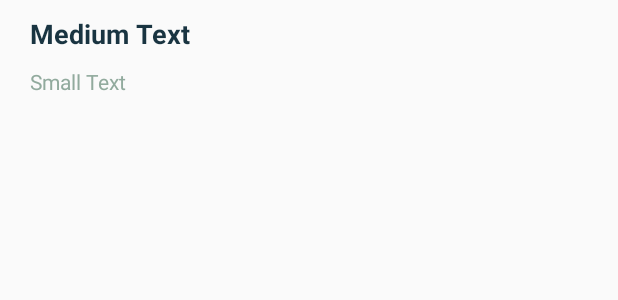
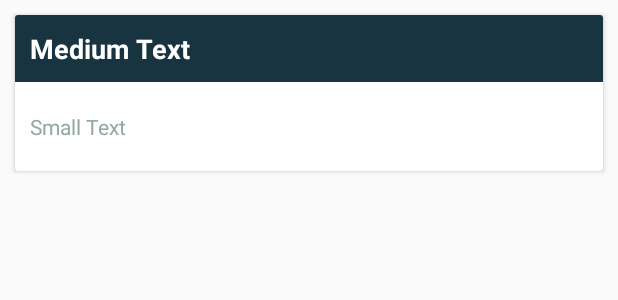
Before and after one commit to jgabrielfreitas/Todo-List, an Android app: the layout row_task_view_holder.xml on its own in the app's theme, with its tools: preview values and no code run, on a phone screen of 412 x 824 dp. Shown: the top 300 px of the screen. Run offline under Robolectric (Android 15) with nearby library versions, the light colour scheme and no system bars.

Commit message:
new interface tasks

```diff
--- a/app/src/main/java/com/kotlin/todolist/activities/MainActivity.kt
+++ b/app/src/main/java/com/kotlin/todolist/activities/MainActivity.kt
@@ -14,11 +14,9 @@ import com.jgabrielfreitas.layoutid.annotations.InjectLayout
 import com.kotlin.todolist.R
 import com.kotlin.todolist.R.string.msg_task_removed
 import com.kotlin.todolist.adapter.TaskRecyclerViewAdapter
-import com.kotlin.todolist.decorator.SimpleDividerItemDecoration
 import com.kotlin.todolist.decorator.SwipeDecorator
 import com.kotlin.todolist.extentions.doIntent
 import com.kotlin.todolist.extentions.toast
-import com.kotlin.todolist.extentions.withEmoji
 import com.kotlin.todolist.interfaces.OnItemClickListener
 import com.kotlin.todolist.interfaces.RecyclerViewSwipeCallback
 import kotlinx.android.synthetic.main.activity_main.*
@@ -48,7 +46,6 @@ class MainActivity : BaseActivity(), OnItemClickListener<Task>, RecyclerViewSwip
         killAfterIntent = false
         tasksRecyclerView.layoutManager = LinearLayoutManager(this)
         tasksRecyclerView.adapter = TaskRecyclerViewAdapter(this, allTasks(), this)
-        tasksRecyclerView.addItemDecoration(SimpleDividerItemDecoration(this))
 
         val itemTouchHelper = ItemTouchHelper(SwipeDecorator(this))
         itemTouchHelper.attachToRecyclerView(tasksRecyclerView)
--- a/app/src/main/java/com/kotlin/todolist/viewholders/TaskViewHolder.kt
+++ b/app/src/main/java/com/kotlin/todolist/viewholders/TaskViewHolder.kt
@@ -1,13 +1,11 @@
 package com.kotlin.todolist.viewholders
 
+import android.support.v7.widget.CardView
 import android.view.View
-import android.widget.RelativeLayout
 import android.widget.TextView
-
 import com.jgabrielfreitas.core.Task
 import com.kotlin.todolist.R
 import com.kotlin.todolist.interfaces.OnItemClickListener
-
 import uk.co.ribot.easyadapter.ItemViewHolder
 import uk.co.ribot.easyadapter.PositionInfo
 import uk.co.ribot.easyadapter.annotations.LayoutId
@@ -22,7 +20,7 @@ class TaskViewHolder(view: View) : ItemViewHolder<Task>(view) {
 
     @ViewId(R.id.taskTitleTextView)   val taskTitleTextView   : TextView? = null
     @ViewId(R.id.taskContentTextView) val taskContentTextView : TextView? = null
-    @ViewId(R.id.rootRelativeLayout)  val rootRelativeLayout  : RelativeLayout? = null
+    @ViewId(R.id.rootRelativeLayout)  val rootRelativeLayout  : CardView? = null
 
     override fun onSetValues(item: Task, positionInfo: PositionInfo) {
 
--- a/app/src/main/res/layout/row_task_view_holder.xml
+++ b/app/src/main/res/layout/row_task_view_holder.xml
@@ -1,8 +1,24 @@
 <?xml version="1.0" encoding="utf-8"?>
-<RelativeLayout xmlns:android="http://schemas.android.com/apk/res/android"
+<android.support.v7.widget.CardView xmlns:android="http://schemas.android.com/apk/res/android"
+                                    xmlns:card_view="http://schemas.android.com/tools"
                                     android:id="@+id/rootRelativeLayout"
                                     android:layout_width="match_parent"
-                android:layout_height="wrap_content">
+                                    android:layout_height="wrap_content"
+                                    android:layout_margin="@dimen/half_space_default"
+                                    android:elevation="8dp"
+                                    card_view:cardBackgroundColor="@android:color/transparent"
+                                    card_view:cardCornerRadius="0dp">
+
+    <LinearLayout
+        android:layout_width="match_parent"
+        android:layout_height="match_parent"
+        android:orientation="vertical">
+
+        <RelativeLayout
+            android:id="@+id/titleRelativeLayout"
+            android:layout_width="match_parent"
+            android:layout_height="wrap_content"
+            android:background="@color/colorPrimaryDark">
 
             <TextView
                 android:id="@+id/taskTitleTextView"
@@ -10,24 +26,26 @@
                 android:layout_height="wrap_content"
                 android:layout_alignParentStart="true"
                 android:layout_alignParentTop="true"
-        android:layout_marginLeft="@dimen/space_default"
-        android:layout_marginRight="@dimen/space_default"
-        android:layout_marginTop="@dimen/half_space_default"
-        android:textStyle="bold"
+                android:layout_margin="@dimen/half_space_default"
                 android:text="Medium Text"
                 android:textAppearance="?android:attr/textAppearanceMedium"
-        android:textColor="@color/colorPrimaryDark"/>
+                android:textColor="@color/cardview_light_background"
+                android:textStyle="bold"/>
+
+        </RelativeLayout>
 
         <TextView
             android:id="@+id/taskContentTextView"
             android:layout_width="wrap_content"
             android:layout_height="wrap_content"
-        android:layout_alignStart="@+id/taskTitleTextView"
-        android:layout_below="@+id/taskTitleTextView"
-        android:layout_marginBottom="@dimen/half_space_default"
-        android:layout_marginRight="@dimen/space_default"
-        android:layout_marginTop="@dimen/half_space_default"
+            android:layout_marginBottom="@dimen/space_default"
+            android:layout_marginLeft="@dimen/half_space_default"
+            android:layout_marginRight="@dimen/half_space_default"
+            android:layout_marginTop="@dimen/space_default"
             android:text="Small Text"
             android:textAppearance="?android:attr/textAppearanceSmall"
             android:textColor="@color/colorAccent"/>
-</RelativeLayout>
+    </LinearLayout>
+
+
+</android.support.v7.widget.CardView>
```
Also changed, not shown: app/build.gradle (+6 -5 lines), app/src/main/java/com/kotlin/todolist/decorator/SimpleDividerItemDecoration.kt (deleted, +0 -34 lines). Lines whose indentation alone changed are shown as unchanged.
